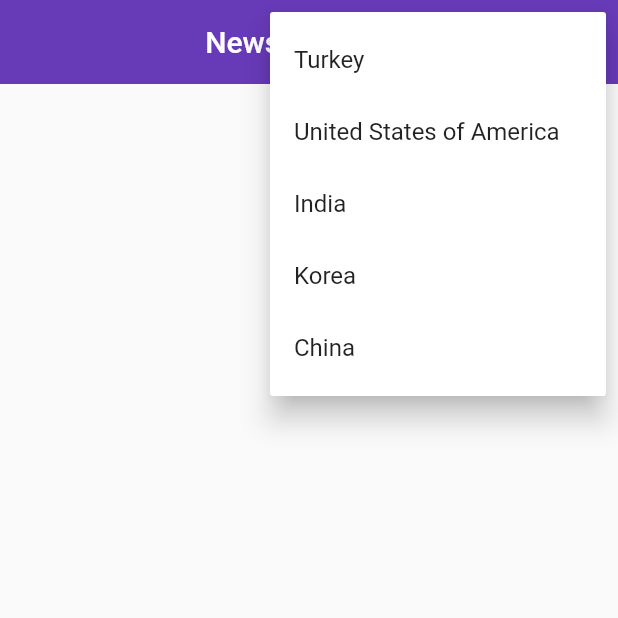
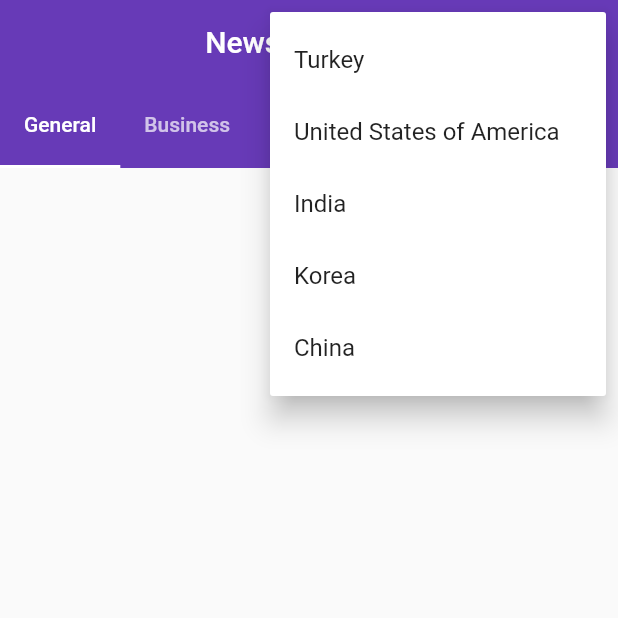
Before and after one commit to yuksel-root/flutter_news_app, a Flutter app: the screen it shows after launch, after a tap on the "more vert" icon, on a phone screen of 412 x 824 dp, the top half of it. Run offline on Flutter 3.47's test engine with Material 2 defaults, Android fonts, the phone set to English and light mode, and no system bars; our stand-ins replace cached_network_image, dio, logger; network calls fail.

Commit message:
add custom tabbar and news categories tabs

```diff
--- /dev/null
+++ b/lib/components/tabbar.dart
@@ -0,0 +1,74 @@
+import 'package:flutter/material.dart';
+import 'package:flutter_news_app_with_api/constants/api_constants.dart';
+import 'package:flutter_news_app_with_api/view_models/news_article_list_view_model.dart';
+import 'package:logger/logger.dart';
+import 'package:provider/provider.dart';
+import 'dart:developer' as developer;
+
+class Tabbar extends StatefulWidget {
+  final Widget child;
+
+  Tabbar({Key? key, required this.child}) : super(key: key);
+
+  @override
+  _TabbarState createState() => _TabbarState();
+}
+
+class _TabbarState extends State<Tabbar> with TickerProviderStateMixin {
+  late TabController tabController;
+  var logger = Logger();
+
+  @override
+  void initState() {
+    super.initState();
+    tabController =
+        TabController(length: ApiConstants.Categories.length, vsync: this);
+    Provider.of<NewsArticleListViewModel>(context, listen: false)
+        .topHeadlines();
+  }
+
+  @override
+  void dispose() {
+    tabController.dispose();
+    super.dispose();
+  }
+
+  @override
+  Widget build(BuildContext context) {
+    var listViewModel = Provider.of<NewsArticleListViewModel>(context);
+    return DefaultTabController(
+      length: ApiConstants.Categories.length,
+      child: Builder(builder: (BuildContext context) {
+        final TabController tabController = DefaultTabController.of(context)!;
+        tabController.addListener(() {
+          if (!tabController.indexIsChanging) {
+            listViewModel.topHeadlinesCategory("tr",
+                ApiConstants.Categories.keys.toList()[tabController.index]);
+            //developer.log("length" + listViewModel.articles.length.toString());
+          }
+        });
+        return Scaffold(
+          appBar: AppBar(
+            actions: [
+              Expanded(
+                child: TabBar(
+                  isScrollable: true,
+                  tabs: ApiConstants.Categories.keys
+                      .map(
+                        (e) => Tab(text: e),
+                      )
+                      .toList(),
+                ),
+              )
+            ],
+          ),
+          body: TabBarView(
+            controller: tabController,
+            children: List<Widget>.generate(
+                ApiConstants.Categories.length, (index) => widget.child),
+          ),
+        );
+      }),
+    );
+  }
+}
--- a/lib/constants/api_constants.dart
+++ b/lib/constants/api_constants.dart
@@ -10,6 +10,14 @@ class ApiConstants {
     return baseUrl + topHeadlines + '$country&apiKey=$apiKey';
   }
 
+  static String topHeadlinesForCategory(String country, String category) {
+    return baseUrl +
+        topHeadlines +
+        '$country' +
+        '&category=$category' +
+        '&apiKey=$apiKey';
+  }
+
   static const Map<String, dynamic> Countries = {
     "Turkey": "tr",
     "United States of America": "us",
@@ -17,4 +25,13 @@ class ApiConstants {
     "Korea": "kr",
     "China": "ch"
   };
+
+  static const Map<String, dynamic> Categories = {
+    "General": "general",
+    "Business": "business",
+    "Technology": "technology",
+    "Sports": "sports",
+    "Health": "health",
+    "Entertainment": "entertainment"
+  };
 }
--- a/lib/main.dart
+++ b/lib/main.dart
@@ -8,7 +8,6 @@ void main() {
 }
 
 class MyApp extends StatelessWidget {
-  // This widget is the root of your application.
   @override
   Widget build(BuildContext context) {
     return MaterialApp(
--- a/lib/view/news_article_view.dart
+++ b/lib/view/news_article_view.dart
@@ -1,9 +1,10 @@
 import 'package:flutter/material.dart';
 import 'package:flutter_news_app_with_api/components/news_grid.dart';
+import 'package:flutter_news_app_with_api/components/tabbar.dart';
 import 'package:flutter_news_app_with_api/constants/api_constants.dart';
 import 'package:flutter_news_app_with_api/view_models/news_article_list_view_model.dart';
-import 'package:logger/logger.dart';
 import 'package:provider/provider.dart';
+import 'dart:developer' as developer;
 
 class NewsView extends StatefulWidget {
   const NewsView({Key? key}) : super(key: key);
@@ -16,20 +17,17 @@ class _NewsViewState extends State<NewsView> {
   @override
   void initState() {
     super.initState();
-    var logger = Logger();
-    //logger.d("init consumer == provider.of");
     Provider.of<NewsArticleListViewModel>(context, listen: false)
         .topHeadlines();
   }
 
   @override
   Widget build(BuildContext context) {
-    var logger = Logger();
+    // var logger = Logger();
     var listViewModel = Provider.of<NewsArticleListViewModel>(context);
-    logger.d("article_length = " + listViewModel.articles.length.toString());
+    //  logger.d("article_length = " + listViewModel.articles.length.toString());
+    //developer.log('article_length' + listViewModel.articles.length.toString());
     /*  listViewModel.articles.forEach((element) {
-      // return Text(listViewModel.articles[index].title);
-      //
       logger.d(element.title);
     }); */
     return Scaffold(
@@ -55,12 +53,12 @@ class _NewsViewState extends State<NewsView> {
       ),
       body: Column(
         crossAxisAlignment: CrossAxisAlignment.start,
+        mainAxisSize: MainAxisSize.min,
         children: [
           Expanded(
-            child: NewsGrid(
-              articles: listViewModel.articles,
-            ),
-          ),
+              child: Tabbar(
+            child: NewsGrid(articles: listViewModel.articles),
+          )),
         ],
       ),
     );
--- a/lib/view_models/news_article_list_view_model.dart
+++ b/lib/view_models/news_article_list_view_model.dart
@@ -1,7 +1,6 @@
 import 'package:flutter/material.dart';
 import 'package:flutter_news_app_with_api/models/news_article.dart';
 import 'package:flutter_news_app_with_api/services/api_service.dart';
-import 'package:logger/logger.dart';
 
 import 'news_article_view_model.dart';
 
@@ -16,10 +15,9 @@ class NewsArticleListViewModel with ChangeNotifier {
   List<NewsArticleViewModel> articles = <NewsArticleViewModel>[];
 
   void topHeadlinesByCountry(String country) async {
-    var logger = Logger();
+    //var logger = Logger();
     this.loadingStatus = LoadingStatus.searching;
-    logger.d("topc loadingState = " + loadingStatus.toString());
-    notifyListeners();
+    // logger.d("topc loadingState = " + loadingStatus.toString());
 
     List<NewsArticle> newsArticles =
         await ApiService().fetchHeadlinesByCountry(country);
@@ -30,20 +28,18 @@ class NewsArticleListViewModel with ChangeNotifier {
 
     if (this.articles.isEmpty) {
       this.loadingStatus = LoadingStatus.empty;
-      logger.d("topc" + loadingStatus.toString());
+      // logger.d("topc" + loadingStatus.toString());
     } else {
       this.loadingStatus = LoadingStatus.completed;
-      logger.d("topc" + loadingStatus.toString());
+      // logger.d("topc" + loadingStatus.toString());
     }
 
     notifyListeners();
   }
 
   void topHeadlines() async {
-    var logger = Logger();
+    //var logger = Logger();
     List<NewsArticle> newsArticles = await ApiService().fetchTopHeadlines();
-    logger.d("topHeadlines");
-    notifyListeners();
 
     this.articles = newsArticles
         .map((article) => NewsArticleViewModel(article: article))
@@ -51,10 +47,29 @@ class NewsArticleListViewModel with ChangeNotifier {
 
     if (this.articles.isEmpty) {
       this.loadingStatus = LoadingStatus.empty;
-      logger.d("top" + loadingStatus.toString());
+      //  logger.d("top" + loadingStatus.toString());
     } else {
       this.loadingStatus = LoadingStatus.completed;
-      logger.d("top" + loadingStatus.toString());
+      // logger.d("top" + loadingStatus.toString());
+    }
+
+    notifyListeners();
+  }
+
+  void topHeadlinesCategory(String country, String category) async {
+    List<NewsArticle> newsArticles =
+        await ApiService().fetchTopHeadlinesCategory(country, category);
+
+    this.articles = newsArticles
+        .map((article) => NewsArticleViewModel(article: article))
+        .toList();
+
+    if (this.articles.isEmpty) {
+      this.loadingStatus = LoadingStatus.empty;
+      //logger.d("top" + loadingStatus.toString());
+    } else {
+      this.loadingStatus = LoadingStatus.completed;
+      // logger.d("top" + loadingStatus.toString());
     }
 
     notifyListeners();
--- a/pubspec.yaml
+++ b/pubspec.yaml
@@ -34,10 +34,10 @@ dependencies:
   logger: ^1.0.0
   cached_network_image: ^3.1.0
   intl: ^0.17.0
+  fluttericon: ^2.0.0
 dev_dependencies:
   flutter_test:
     sdk: flutter
-
 
 
 
@@ -53,7 +53,6 @@ flutter:
   # included with your application, so that you can use the icons in
   # the material Icons class.
   uses-material-design: true
-
   # To add assets to your application, add an assets section, like this:
   # assets:
   #   - images/a_dot_burr.jpeg
```
Also changed, not shown: lib/services/api_service.dart (+26 -0 lines), lib/view/news_article_details_view.dart (+0 -35 lines), pubspec.lock.
